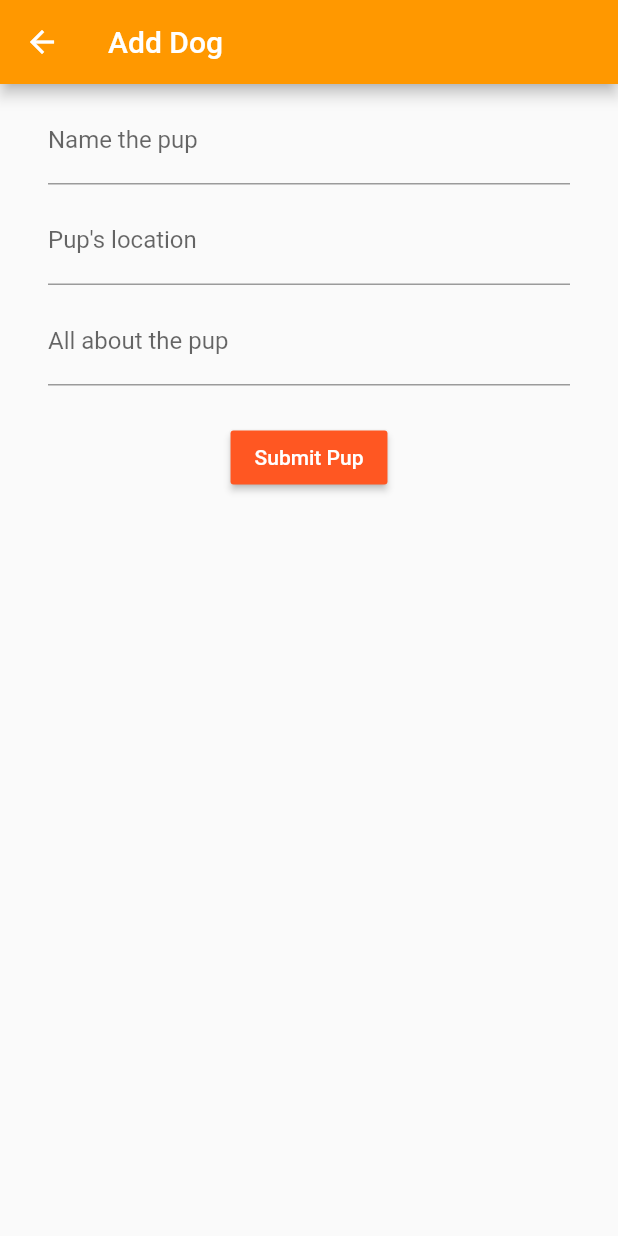
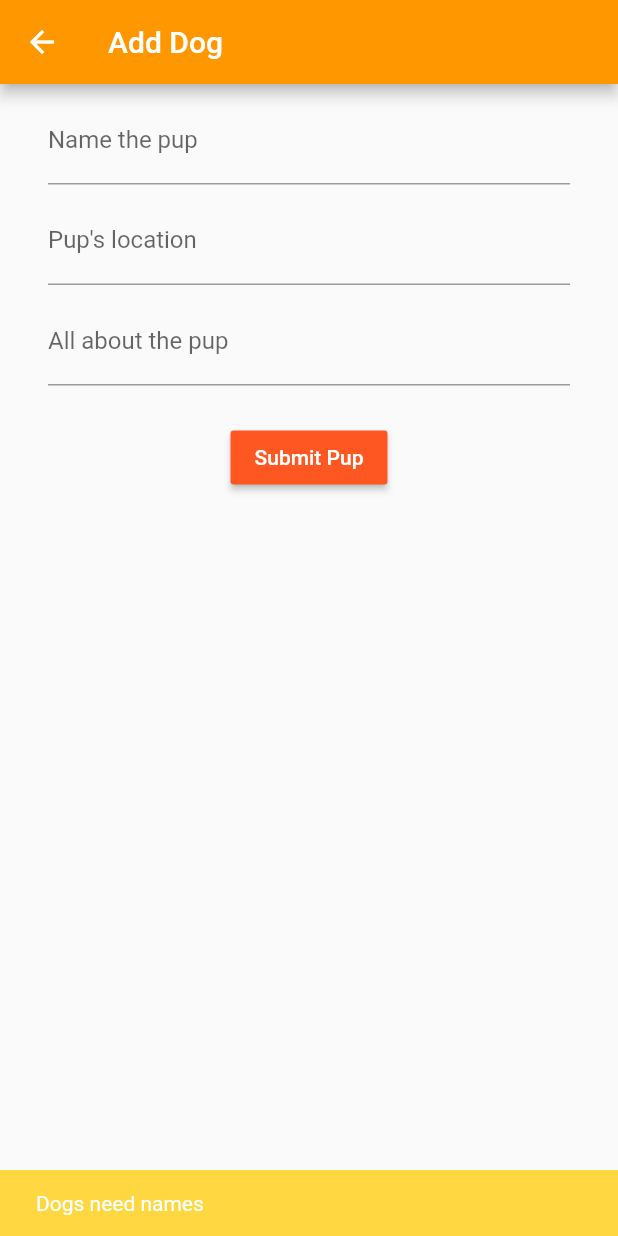
Before and after one commit to EchoWht/flutter-app-demo, a Flutter app: the AddDogFormPage screen opened directly, after a tap on "Submit Pup", on a phone screen of 412 x 824 dp. Run offline on Flutter 3.47's test engine with Material 2 defaults, Android fonts, the phone set to English and light mode, and no system bars.

Commit message:
新增时校验并提示错误信息

```diff
--- a/lib/new_dog_form.dart
+++ b/lib/new_dog_form.dart
@@ -97,6 +97,11 @@ class _AddDogFormPageState extends State<AddDogFormPage>{
   void submitPup(BuildContext context){
     if(nameController.text.isEmpty){
       print("Dogs need names");
+      Scaffold.of(context).showSnackBar(
+          new SnackBar(
+            content: new Text("Dogs need names"),
+            backgroundColor: Colors.amberAccent,)
+      );
     }else{
       var newDog=Dog(nameController.text, locationController.text, descriptionController.text);
       Navigator.of(context).pop(newDog);
```
